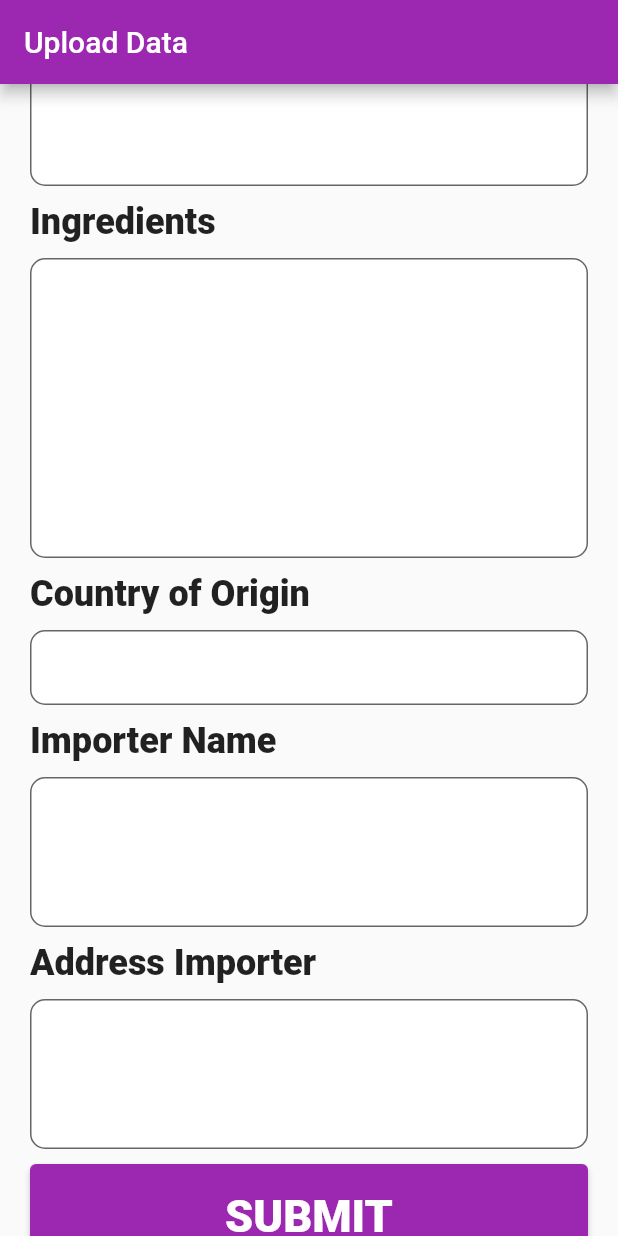
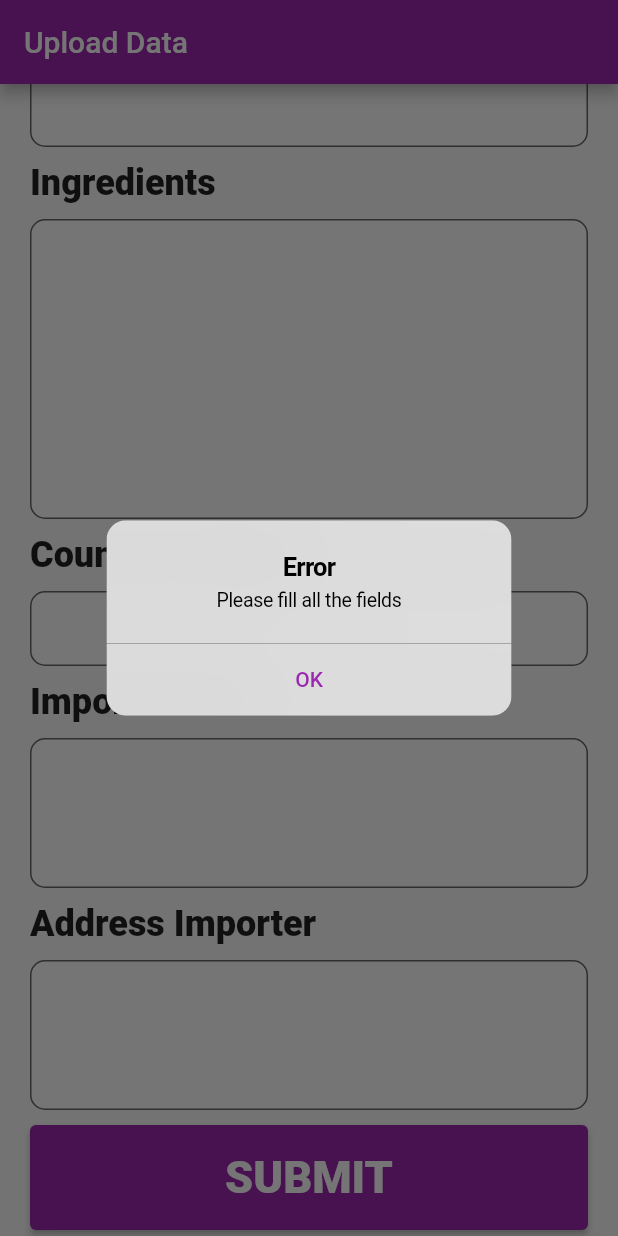
Before and after one commit to ayyyushhhhh/beauty-ecommerce-admin, a Flutter app: the screen it shows after launch, scrolled down 1152 dp, after a tap on "SUBMIT", on a phone screen of 412 x 824 dp. Run offline on Flutter 3.47's test engine with Material 2 defaults, Android fonts, the light colour scheme and no system bars; our stand-ins replace cloud_firestore, firebase_core, firebase_storage, image_picker; accounts and stored records are empty.

Commit message:
data submission completed

```diff
--- a/lib/models/product_model.dart
+++ b/lib/models/product_model.dart
@@ -12,8 +12,10 @@ class ProductModel {
   late String countryofOrigin;
   late String nameOfImporter;
   late String addressofImporter;
+  late String id;
 
   ProductModel({
+    required this.id,
     required this.images,
     required this.name,
     required this.mrp,
@@ -31,6 +33,7 @@ class ProductModel {
 
   Map<String, dynamic> toMap() {
     return {
+      'id': id,
       'images': images,
       'name': name,
       'mrp': mrp,
@@ -61,5 +64,6 @@ class ProductModel {
     countryofOrigin = map['countryofOrigin'];
     nameOfImporter = map['nameOfImporter'];
     addressofImporter = map['addressofImporter'];
+    id = map['id'];
   }
 }
--- a/lib/screens/upload_data_screen.dart
+++ b/lib/screens/upload_data_screen.dart
@@ -1,6 +1,11 @@
+import 'dart:math';
+
 import 'package:beauty_app/models/product_model.dart';
 import 'package:beauty_app/services/firebase/cloud_database.dart';
+import 'package:beauty_app/widgets/error_widget.dart';
+import 'package:beauty_app/widgets/exception_alert_dialog.dart';
 import 'package:beauty_app/widgets/file_upload_button.dart';
+import 'package:cloud_firestore/cloud_firestore.dart';
 import 'package:flutter/material.dart';
 
 enum _textFieldType {
@@ -37,6 +42,13 @@ class _UploadDataScreenState extends State<UploadDataScreen> {
   late String _countryofOrigin = "";
   late String _nameOfImporter = "";
   late String _addressofImporter = "";
+  late String id;
+
+  @override
+  void initState() {
+    super.initState();
+    id = Random.secure().nextInt(1000000).toString();
+  }
 
   @override
   Widget build(BuildContext context) {
@@ -50,7 +62,11 @@ class _UploadDataScreenState extends State<UploadDataScreen> {
           padding: EdgeInsets.all(20),
           child: Column(
             children: [
-              FileUploadArea(),
+              FileUploadArea(
+                onCountChanged: (String imageurl) {
+                  _images.add(imageurl);
+                },
+              ),
               Align(
                 alignment: Alignment.centerLeft,
                 child: Text(
@@ -80,76 +96,7 @@ class _UploadDataScreenState extends State<UploadDataScreen> {
                   inputTextFieldType: _textFieldType.ProductDescription,
                   height: 200),
               SizedBox(height: 10),
-              Row(
-                children: [
-                  Text(
-                    "MRP : ₹",
-                    style: TextStyle(
-                      fontSize: 24,
-                      fontWeight: FontWeight.w800,
-                    ),
-                  ),
-                  SizedBox(width: 10),
-                  SizedBox(
-                      width: 100,
-                      child: _buildTextField(
-                          height: 40, inputTextFieldType: _textFieldType.MRP)),
-                  SizedBox(width: 10),
-                  Text(
-                    "Quantity : ",
-                    style: TextStyle(
-                      fontSize: 24,
-                      fontWeight: FontWeight.w800,
-                    ),
-                  ),
-                  SizedBox(width: 10),
-                  SizedBox(
-                      width: 100,
-                      child: _buildTextField(
-                          height: 40,
-                          inputTextFieldType: _textFieldType.Quantity)),
-                  SizedBox(width: 10),
-                  Row(
-                    children: [
-                      Text(
-                        'In Stocks?',
-                        style: TextStyle(fontSize: 24),
-                      ), //Text
-                      SizedBox(width: 10), //SizedBox
-                      /** Checkbox Widget **/
-                      Checkbox(
-                        value: _inStocks,
-                        onChanged: (value) {
-                          setState(() {
-                            _inStocks = value!;
-                          });
-                        },
-                      ), //Checkbox
-                    ],
-                  ),
-                  Row(
-                    children: [
-                      SizedBox(
-                        width: 10,
-                      ),
-                      Text(
-                        'Cruelty Free ? ',
-                        style: TextStyle(fontSize: 24),
-                      ), //Text
-                      SizedBox(width: 10), //SizedBox
-                      /** Checkbox Widget **/
-                      Checkbox(
-                        value: _crueltyFree,
-                        onChanged: (value) {
-                          setState(() {
-                            _crueltyFree = value!;
-                          });
-                        },
-                      ),
-                    ],
-                  ),
-                ],
-              ),
+              _buildAdditionalDetails(),
               SizedBox(
                 height: 10,
               ),
@@ -242,22 +189,24 @@ class _UploadDataScreenState extends State<UploadDataScreen> {
               SizedBox(height: 10),
               ElevatedButton(
                 onPressed: () {
-                  final ProductModel productModel = ProductModel(
-                      images: [],
-                      name: _name,
-                      mrp: _mrp,
-                      quantity: _quantity,
-                      productDescription: _productDescription,
-                      features: _features,
-                      benefits: _benefits,
-                      ingredients: _ingredients,
-                      inStocks: _inStocks,
-                      crueltyFree: _crueltyFree,
-                      countryofOrigin: _countryofOrigin,
-                      nameOfImporter: _nameOfImporter,
-                      addressofImporter: _addressofImporter);
-                  final CloudDatabase cloudDatabase = CloudDatabase();
-                  cloudDatabase.uploadProductData(productModel.toMap());
+                  if (_addressofImporter != "" &&
+                      _images.length != 0 &&
+                      _ingredients != "" &&
+                      _benefits != "" &&
+                      _countryofOrigin != "" &&
+                      _features != "" &&
+                      _nameOfImporter != "" &&
+                      _name != "" &&
+                      _productDescription != "" &&
+                      _quantity != "" &&
+                      _mrp != "") {
+                    _uploadProduct();
+                  } else {
+                    showAlertDialog(context,
+                        title: "Error",
+                        content: "Please fill all the fields",
+                        defaultActionText: "OK");
+                  }
                 },
                 child: Container(
                   height: 70,
@@ -284,6 +233,31 @@ class _UploadDataScreenState extends State<UploadDataScreen> {
         ),
       ),
     );
+  }
+
+  void _uploadProduct() {
+    final ProductModel productModel = ProductModel(
+        id: id,
+        images: _images,
+        name: _name,
+        mrp: _mrp,
+        quantity: _quantity,
+        productDescription: _productDescription,
+        features: _features,
+        benefits: _benefits,
+        ingredients: _ingredients,
+        inStocks: _inStocks,
+        crueltyFree: _crueltyFree,
+        countryofOrigin: _countryofOrigin,
+        nameOfImporter: _nameOfImporter,
+        addressofImporter: _addressofImporter);
+    final CloudDatabase cloudDatabase = CloudDatabase();
+    try {
+      cloudDatabase.uploadProductData(productModel.toMap());
+    } on FirebaseException catch (e) {
+      showExceptionAlertDialog(context,
+          title: "Some Error Occured!", exception: e);
+    }
   }
 
   Widget _buildTextField({
@@ -340,4 +314,174 @@ class _UploadDataScreenState extends State<UploadDataScreen> {
       ),
     );
   }
+
+  Widget _buildAdditionalDetails() {
+    return LayoutBuilder(
+      builder: (BuildContext context, BoxConstraints constraints) {
+        if (constraints.maxWidth > 800) {
+          return Row(
+            children: [
+              Row(
+                children: [
+                  Text(
+                    "MRP : ₹",
+                    style: TextStyle(
+                      fontSize: 24,
+                      fontWeight: FontWeight.w800,
+                    ),
+                  ),
+                  SizedBox(width: 10),
+                  SizedBox(
+                      width: 100,
+                      child: _buildTextField(
+                          height: 40, inputTextFieldType: _textFieldType.MRP)),
+                  SizedBox(width: 10),
+                ],
+              ),
+              Row(
+                children: [
+                  Text(
+                    "Quantity : ",
+                    style: TextStyle(
+                      fontSize: 24,
+                      fontWeight: FontWeight.w800,
+                    ),
+                  ),
+                  SizedBox(width: 10),
+                  SizedBox(
+                      width: 100,
+                      child: _buildTextField(
+                          height: 40,
+                          inputTextFieldType: _textFieldType.Quantity)),
+                ],
+              ),
+              SizedBox(width: 10),
+              Row(
+                children: [
+                  Text(
+                    'In Stocks?',
+                    style: TextStyle(fontSize: 24),
+                  ), //Text
+                  SizedBox(width: 10), //SizedBox
+                  /** Checkbox Widget **/
+                  Checkbox(
+                    value: _inStocks,
+                    onChanged: (value) {
+                      setState(() {
+                        _inStocks = value!;
+                      });
+                    },
+                  ), //Checkbox
+                ],
+              ),
+              Row(
+                children: [
+                  SizedBox(
+                    width: 10,
+                  ),
+                  Text(
+                    'Cruelty Free ? ',
+                    style: TextStyle(fontSize: 24),
+                  ), //Text
+                  SizedBox(width: 10), //SizedBox
+                  /** Checkbox Widget **/
+                  Checkbox(
+                    value: _crueltyFree,
+                    onChanged: (value) {
+                      setState(() {
+                        _crueltyFree = value!;
+                      });
+                    },
+                  ),
+                ],
+              ),
+            ],
+          );
+        } else {
+          return Column(
+            mainAxisAlignment: MainAxisAlignment.center,
+            crossAxisAlignment: CrossAxisAlignment.center,
+            children: [
+              Row(
+                children: [
+                  Text(
+                    "MRP : ₹",
+                    style: TextStyle(
+                      fontSize: 24,
+                      fontWeight: FontWeight.w800,
+                    ),
+                  ),
+                  SizedBox(width: 10),
+                  SizedBox(
+                      width: 100,
+                      child: _buildTextField(
+                          height: 40, inputTextFieldType: _textFieldType.MRP)),
+                  SizedBox(width: 10),
+                ],
+              ),
+              SizedBox(
+                height: 10,
+              ),
+              Row(
+                children: [
+                  Text(
+                    "Quantity : ",
+                    style: TextStyle(
+                      fontSize: 24,
+                      fontWeight: FontWeight.w800,
+                    ),
+                  ),
+                  SizedBox(width: 10),
+                  SizedBox(
+                      width: 100,
+                      child: _buildTextField(
+                          height: 40,
+                          inputTextFieldType: _textFieldType.Quantity)),
+                ],
+              ),
+              SizedBox(
+                height: 10,
+              ),
+              Row(
+                children: [
+                  Text(
+                    'In Stocks?',
+                    style: TextStyle(fontSize: 24),
+                  ), //Text
+                  SizedBox(width: 10), //SizedBox
+                  /** Checkbox Widget **/
+                  Checkbox(
+                    value: _inStocks,
+                    onChanged: (value) {
+                      setState(() {
+                        _inStocks = value!;
+                      });
+                    },
+                  ), //Checkbox
+                ],
+              ),
+              Row(
+                children: [
+                  Text(
+                    'Cruelty Free ? ',
+                    style: TextStyle(fontSize: 24),
+                  ), //Text
+                  SizedBox(width: 10), //SizedBox
+                  /** Checkbox Widget **/
+                  Checkbox(
+                    value: _crueltyFree,
+                    onChanged: (value) {
+                      setState(() {
+                        _crueltyFree = value!;
+                      });
+                    },
+                  ),
+                ],
+              ),
+            ],
+          );
+        }
+      },
+    );
+  }
 }
--- a/lib/services/firebase/cloud_database.dart
+++ b/lib/services/firebase/cloud_database.dart
@@ -8,13 +8,14 @@ class CloudDatabase {
   }
 
   Future<void> uploadProductData(Map<String, dynamic> product) async {
-    final String productpath = "Data/Products/Product Data/${product["name"]}";
+    final String productpath =
+        "Data/Products/${product["id"]}/${product["name"]}";
 
     try {
       final DocumentReference<Map<String, dynamic>> cloudRef =
           _firestore.doc(productpath);
       await cloudRef.set(product);
-    } catch (e) {
+    } on FirebaseException {
       rethrow;
     }
   }
--- a/lib/services/firebase/cloud_storage.dart
+++ b/lib/services/firebase/cloud_storage.dart
@@ -1,4 +1,3 @@
-import 'dart:io';
 import 'dart:typed_data';
 import 'package:firebase_storage/firebase_storage.dart';
 
@@ -12,7 +11,7 @@ class CloudStorage {
       final String url = await storageReference.getDownloadURL();
       return url;
     } on FirebaseException {
-      return null;
+      rethrow;
     }
   }
 }
--- /dev/null
+++ b/lib/widgets/error_widget.dart
@@ -0,0 +1,29 @@
+import 'package:flutter/cupertino.dart';
+import 'package:flutter/material.dart';
+
+Future showAlertDialog(
+  BuildContext context, {
+  required String title,
+  required String content,
+  String? cancelActionText,
+  required String defaultActionText,
+}) {
+  return showDialog(
+    context: context,
+    builder: (context) => CupertinoAlertDialog(
+      title: Text(title),
+      content: Text(content),
+      actions: [
+        if (cancelActionText != null)
+          TextButton(
+            child: Text(cancelActionText),
+            onPressed: () => Navigator.of(context).pop(false),
+          ),
+        TextButton(
+          child: Text(defaultActionText),
+          onPressed: () => Navigator.of(context).pop(true),
+        ),
+      ],
+    ),
+  );
+}
--- a/lib/widgets/file_upload_button.dart
+++ b/lib/widgets/file_upload_button.dart
@@ -1,15 +1,17 @@
-import 'dart:io';
 import 'dart:typed_data';
-import 'dart:ui' as ui;
+
 import 'package:beauty_app/services/firebase/cloud_storage.dart';
-import 'package:firebase_storage/firebase_storage.dart';
+import 'package:cloud_firestore/cloud_firestore.dart';
+
 import 'package:flutter/material.dart';
 import 'package:image_picker/image_picker.dart';
-import 'package:image_picker_web/image_picker_web.dart';
-import 'dart:async';
+
+import 'exception_alert_dialog.dart';
 
 class FileUploadArea extends StatefulWidget {
-  FileUploadArea({Key? key}) : super(key: key);
+  final Function(String) onCountChanged;
+
+  FileUploadArea({Key? key, required this.onCountChanged}) : super(key: key);
 
   @override
   _FileUploadAreaState createState() => _FileUploadAreaState();
@@ -17,26 +19,35 @@ class FileUploadArea extends StatefulWidget {
 
 class _FileUploadAreaState extends State<FileUploadArea> {
   List<String> _filesPath = [];
-
+  bool _isLoading = false;
   _uploadImage() async {
     final picker = ImagePicker();
     final image = await picker.pickImage(source: ImageSource.gallery);
     if (image == null) return;
+    setState(() {
+      _isLoading = true;
+    });
     final Uint8List bytes = await image.readAsBytes();
-
+    try {
       final fileUrl = await CloudStorage()
-        .uploadFile(imageBytes: bytes, filePath: 'files/${DateTime.now()}.png');
+          .uploadFile(imageBytes: bytes, filePath: 'files/${image.name}.png');
       if (fileUrl != null)
         setState(() {
           _filesPath.add(fileUrl);
+          widget.onCountChanged(fileUrl);
+          _isLoading = false;
         });
+    } on FirebaseException catch (e) {
+      showExceptionAlertDialog(context,
+          title: "File Upload Error", exception: e);
+    }
   }
 
   @override
   Widget build(BuildContext context) {
     return Container(
-        height: 300,
         margin: EdgeInsets.only(bottom: 10),
+        padding: EdgeInsets.all(10),
         width: double.infinity,
         decoration: BoxDecoration(
           color: Colors.white,
@@ -50,6 +61,9 @@ class _FileUploadAreaState extends State<FileUploadArea> {
             ),
           ],
         ),
+        child: Column(
+          children: [
+            Container(
               child: InkWell(
                 onTap: _uploadImage,
                 child: Column(
@@ -66,8 +80,38 @@ class _FileUploadAreaState extends State<FileUploadArea> {
                         style: TextStyle(fontSize: 30),
                       ),
                     ),
+                    if (_isLoading)
+                      Container(
+                        margin: EdgeInsets.only(top: 10),
+                        child: CircularProgressIndicator(),
+                      ),
                   ],
                 ),
+              ),
+            ),
+            Divider(
+              thickness: 1,
+              color: Colors.grey,
+            ),
+            SizedBox(
+              height: 5,
+            ),
+            GridView.builder(
+              shrinkWrap: true,
+              //itemCount: images.length,
+              itemCount: _filesPath.length,
+              gridDelegate: SliverGridDelegateWithFixedCrossAxisCount(
+                  crossAxisCount: 5, mainAxisSpacing: 10, crossAxisSpacing: 10),
+              itemBuilder: (BuildContext context, int index) {
+                return Container(
+                  child: Image.network(
+                    _filesPath[index],
+                    fit: BoxFit.cover,
+                  ),
+                );
+              },
+            ),
+          ],
         ));
   }
 }
--- a/pubspec.yaml
+++ b/pubspec.yaml
@@ -30,10 +30,9 @@ dependencies:
   cloud_firestore: ^3.1.5
   cupertino_icons: ^1.0.2
   firebase_core: ^1.10.6
-  file_picker: ^4.3.0
   image_picker: ^0.8.4+4
   firebase_storage: ^10.2.4
-  image_picker_web: ^2.1.0
+  responsive_framework: ^0.1.5
   flutter:
     sdk: flutter
 
```
Also changed, not shown: lib/widgets/exception_alert_dialog.dart (added, +27 -0 lines), pubspec.lock. Lines whose indentation alone changed are shown as unchanged.
